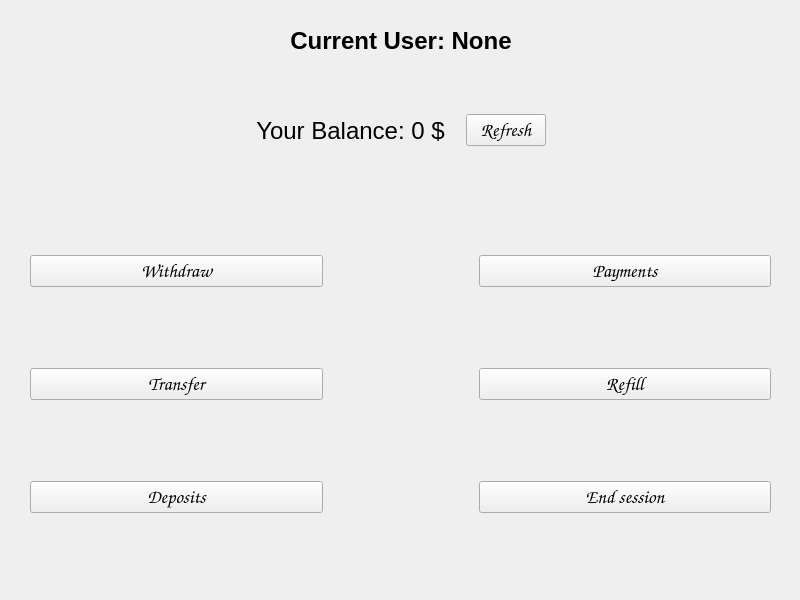
This is frontend/menus/MainMenu/mainmenu.ui in grytsiuko/QuadroBank as Qt 5 draws it before an edit. The edited form follows.
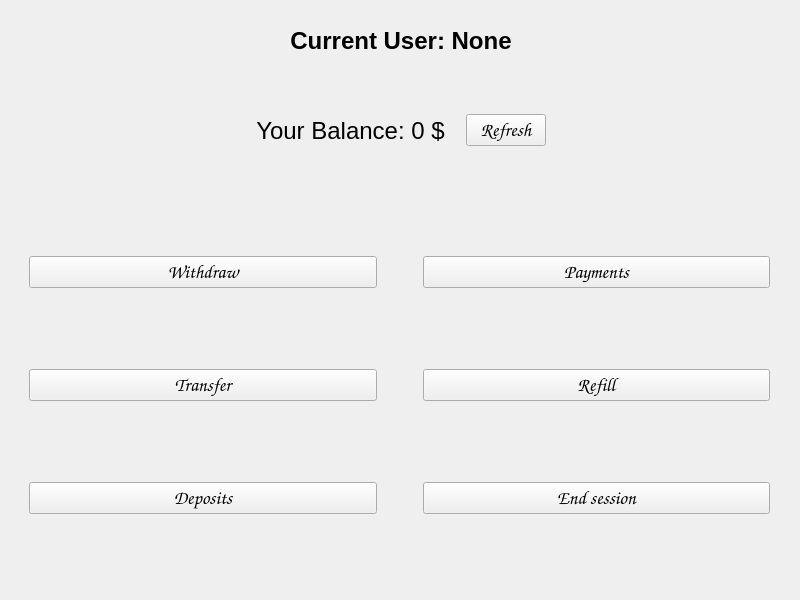
This is the edited form.

Commit message: hiding deposit button

Patch:
```diff
--- a/frontend/menus/MainMenu/mainmenu.ui
+++ b/frontend/menus/MainMenu/mainmenu.ui
@@ -22,102 +22,6 @@
   <property name="windowTitle">
    <string>Form</string>
   </property>
-  <widget class="QWidget" name="horizontalLayoutWidget">
-   <property name="geometry">
-    <rect>
-     <x>30</x>
-     <y>180</y>
-     <width>741</width>
-     <height>411</height>
-    </rect>
-   </property>
-   <layout class="QHBoxLayout" name="horizontalLayout">
-    <item>
-     <layout class="QVBoxLayout" name="verticalLayout">
-      <item>
-       <widget class="QPushButton" name="withdraw_button">
-        <property name="cursor">
-         <cursorShape>PointingHandCursor</cursorShape>
-        </property>
-        <property name="text">
-         <string>Withdraw</string>
-        </property>
-       </widget>
-      </item>
-      <item>
-       <widget class="QPushButton" name="transfer_button">
-        <property name="cursor">
-         <cursorShape>PointingHandCursor</cursorShape>
-        </property>
-        <property name="text">
-         <string>Transfer</string>
-        </property>
-       </widget>
-      </item>
-      <item>
-       <widget class="QPushButton" name="deposits_button">
-        <property name="cursor">
-         <cursorShape>PointingHandCursor</cursorShape>
-        </property>
-        <property name="text">
-         <string>Deposits</string>
-        </property>
-       </widget>
-      </item>
-     </layout>
-    </item>
-    <item>
-     <spacer name="horizontalSpacer">
-      <property name="orientation">
-       <enum>Qt::Horizontal</enum>
-      </property>
-      <property name="sizeType">
-       <enum>QSizePolicy::Fixed</enum>
-      </property>
-      <property name="sizeHint" stdset="0">
-       <size>
-        <width>150</width>
-        <height>20</height>
-       </size>
-      </property>
-     </spacer>
-    </item>
-    <item>
-     <layout class="QVBoxLayout" name="verticalLayout_2">
-      <item>
-       <widget class="QPushButton" name="payments_button">
-        <property name="cursor">
-         <cursorShape>PointingHandCursor</cursorShape>
-        </property>
-        <property name="text">
-         <string>Payments</string>
-        </property>
-       </widget>
-      </item>
-      <item>
-       <widget class="QPushButton" name="refill_button">
-        <property name="cursor">
-         <cursorShape>PointingHandCursor</cursorShape>
-        </property>
-        <property name="text">
-         <string>Refill</string>
-        </property>
-       </widget>
-      </item>
-      <item>
-       <widget class="QPushButton" name="end_button">
-        <property name="cursor">
-         <cursorShape>PointingHandCursor</cursorShape>
-        </property>
-        <property name="text">
-         <string>End session</string>
-        </property>
-       </widget>
-      </item>
-     </layout>
-    </item>
-   </layout>
-  </widget>
   <widget class="QWidget" name="horizontalLayoutWidget_2">
    <property name="geometry">
     <rect>
@@ -281,6 +185,138 @@
     </item>
    </layout>
   </widget>
+  <widget class="QWidget" name="verticalLayoutWidget">
+   <property name="geometry">
+    <rect>
+     <x>29</x>
+     <y>181</y>
+     <width>741</width>
+     <height>411</height>
+    </rect>
+   </property>
+   <layout class="QVBoxLayout" name="verticalLayout_4">
+    <item>
+     <layout class="QHBoxLayout" name="horizontalLayout_2">
+      <item>
+       <widget class="QPushButton" name="withdraw_button">
+        <property name="cursor">
+         <cursorShape>PointingHandCursor</cursorShape>
+        </property>
+        <property name="text">
+         <string>Withdraw</string>
+        </property>
+       </widget>
+      </item>
+      <item>
+       <spacer name="horizontalSpacer">
+        <property name="orientation">
+         <enum>Qt::Horizontal</enum>
+        </property>
+        <property name="sizeType">
+         <enum>QSizePolicy::Fixed</enum>
+        </property>
+        <property name="sizeHint" stdset="0">
+         <size>
+          <width>40</width>
+          <height>20</height>
+         </size>
+        </property>
+       </spacer>
+      </item>
+      <item>
+       <widget class="QPushButton" name="payments_button">
+        <property name="cursor">
+         <cursorShape>PointingHandCursor</cursorShape>
+        </property>
+        <property name="text">
+         <string>Payments</string>
+        </property>
+       </widget>
+      </item>
+     </layout>
+    </item>
+    <item>
+     <layout class="QHBoxLayout" name="horizontalLayout_3">
+      <item>
+       <widget class="QPushButton" name="transfer_button">
+        <property name="cursor">
+         <cursorShape>PointingHandCursor</cursorShape>
+        </property>
+        <property name="text">
+         <string>Transfer</string>
+        </property>
+       </widget>
+      </item>
+      <item>
+       <spacer name="horizontalSpacer_6">
+        <property name="orientation">
+         <enum>Qt::Horizontal</enum>
+        </property>
+        <property name="sizeType">
+         <enum>QSizePolicy::Fixed</enum>
+        </property>
+        <property name="sizeHint" stdset="0">
+         <size>
+          <width>40</width>
+          <height>20</height>
+         </size>
+        </property>
+       </spacer>
+      </item>
+      <item>
+       <widget class="QPushButton" name="refill_button">
+        <property name="cursor">
+         <cursorShape>PointingHandCursor</cursorShape>
+        </property>
+        <property name="text">
+         <string>Refill</string>
+        </property>
+       </widget>
+      </item>
+     </layout>
+    </item>
+    <item>
+     <layout class="QHBoxLayout" name="horizontalLayout_4">
+      <item>
+       <widget class="QPushButton" name="deposits_button">
+        <property name="cursor">
+         <cursorShape>PointingHandCursor</cursorShape>
+        </property>
+        <property name="text">
+         <string>Deposits</string>
+        </property>
+       </widget>
+      </item>
+      <item>
+       <spacer name="horizontalSpacer_8">
+        <property name="orientation">
+         <enum>Qt::Horizontal</enum>
+        </property>
+        <property name="sizeType">
+         <enum>QSizePolicy::Fixed</enum>
+        </property>
+        <property name="sizeHint" stdset="0">
+         <size>
+          <width>40</width>
+          <height>20</height>
+         </size>
+        </property>
+       </spacer>
+      </item>
+      <item>
+       <widget class="QPushButton" name="end_button">
+        <property name="cursor">
+         <cursorShape>PointingHandCursor</cursorShape>
+        </property>
+        <property name="text">
+         <string>End session</string>
+        </property>
+       </widget>
+      </item>
+     </layout>
+    </item>
+   </layout>
+  </widget>
  </widget>
  <resources/>
  <connections/>
```
The commit also changes 1 other file.
